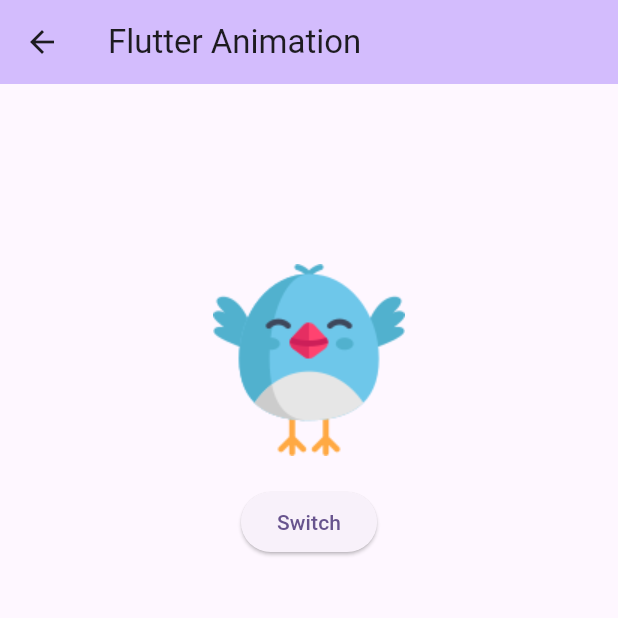
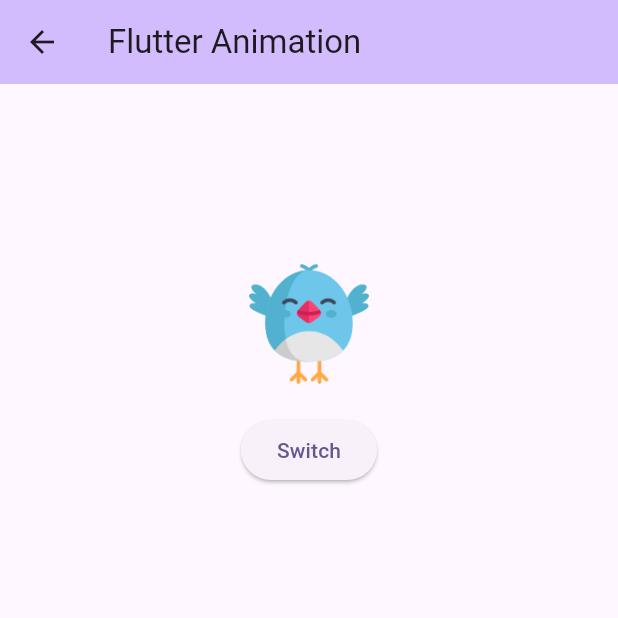
Before and after one commit to kamran8545/flutter_animations, a Flutter app: the screen it shows after launch, after a tap on "Animated Switcher", on a phone screen of 412 x 824 dp, the top half of it. Run offline on Flutter 3.47's test engine with Material 3 defaults, Android fonts, the phone set to English and light mode, and no system bars.

Commit message:
completed animated switcher widget

```diff
--- a/lib/widgets/animated_switcher_widget.dart
+++ b/lib/widgets/animated_switcher_widget.dart
@@ -10,7 +10,7 @@ class AnimatedSwitcherWidget extends StatefulWidget {
 }
 
 class _AnimatedSwitcherWidgetState extends State<AnimatedSwitcherWidget> {
-  Widget switcherWidget = Image.asset('assets/icons/bird.png');
+  Widget switcherChild = Image.asset('assets/icons/bird.png', width: 80, height: 80);
 
   @override
   Widget build(BuildContext context) {
@@ -26,7 +26,7 @@ class _AnimatedSwitcherWidgetState extends State<AnimatedSwitcherWidget> {
           const SizedBox(height: 120),
           AnimatedSwitcher(
             duration: const Duration(milliseconds: 400),
-            child: switcherWidget,
+            child: switcherChild,
             transitionBuilder: (Widget child, Animation<double> animation) {
               return RotationTransition(
                 turns: animation,
@@ -41,10 +41,10 @@ class _AnimatedSwitcherWidgetState extends State<AnimatedSwitcherWidget> {
           ElevatedButton(
             onPressed: () {
               setState(() {
-                if (switcherWidget is Image) {
-                  switcherWidget = const Text('New Widget');
+                if (switcherChild is Image) {
+                  switcherChild = const Text("New Widget");
                 } else {
-                  switcherWidget = Image.asset('assets/icons/bird.png');
+                  switcherChild = Image.asset('assets/icons/bird.png', width: 80, height: 80);
                 }
               });
             },
```
